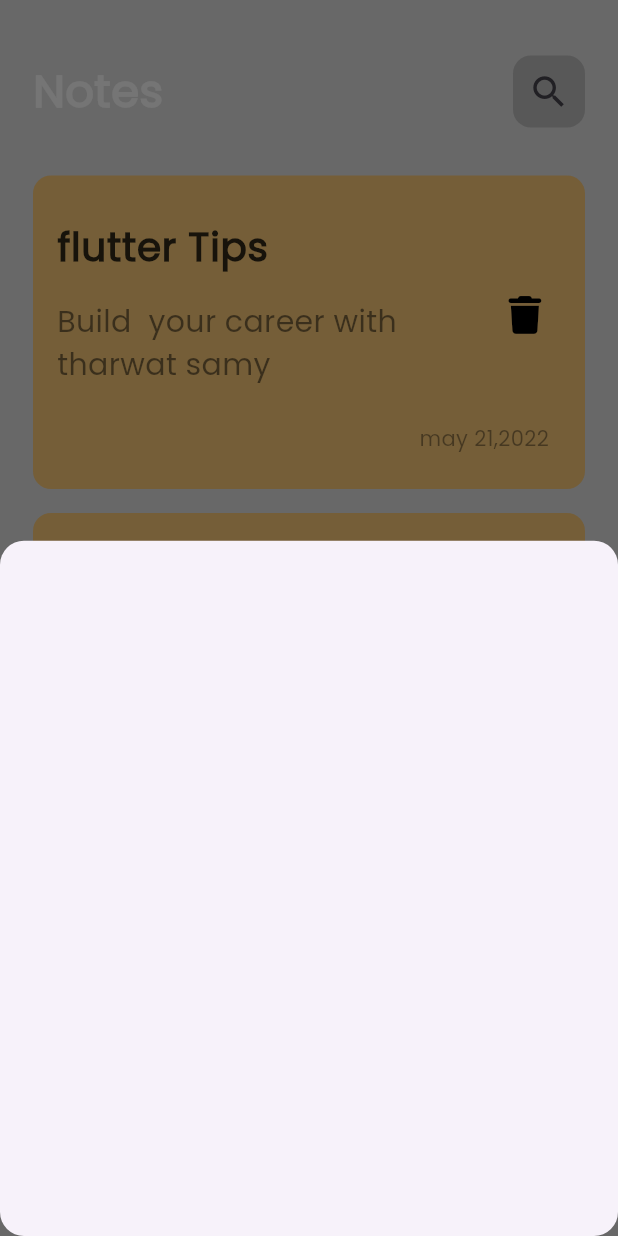
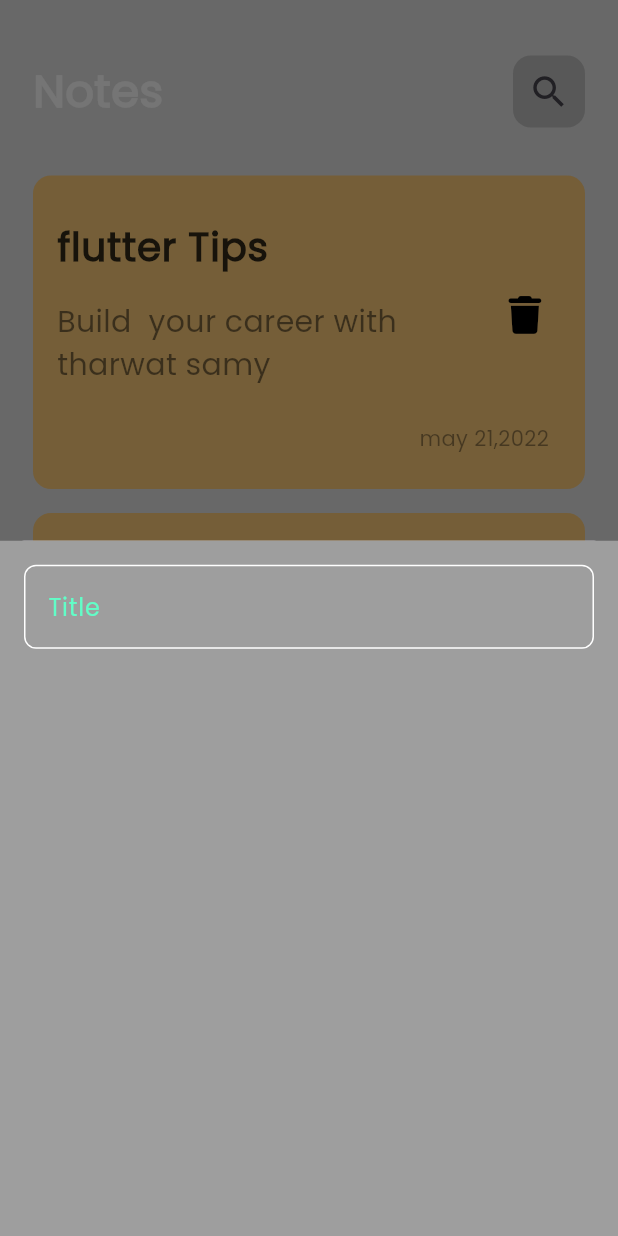
Before and after one commit to AAhmedTarekElshamy/notes_app, a Flutter app: the screen it shows after launch, after a tap on the "add" icon, on a phone screen of 412 x 824 dp. Run offline on Flutter 3.47's test engine with Material 3 defaults, Android fonts, the phone set to English and light mode, and no system bars; our stand-ins replace font_awesome_flutter.

Commit message:
create Custom Text Field

```diff
--- a/lib/views/widgets/add_note_bottom_sheet.dart
+++ b/lib/views/widgets/add_note_bottom_sheet.dart
@@ -1,11 +1,25 @@
 import 'package:flutter/material.dart';
+
+import 'custom_text_field.dart';
 class AddNoteBottomSheet extends StatelessWidget {
   const AddNoteBottomSheet({super.key});
 
   @override
   Widget build(BuildContext context) {
     return Container(
+      padding: const EdgeInsets.symmetric(horizontal: 16.0),
+      decoration: BoxDecoration(
+        color: Colors.grey,
+      ),
+      child: Column(
+        children: [
+          SizedBox(
+            height: 16,
+          ),
+          CustomTextField(),
+        ],
 
+      ),
     );
   }
 }
--- /dev/null
+++ b/lib/views/widgets/constants.dart
@@ -0,0 +1,3 @@
+ import 'package:flutter/material.dart';
+
+const  KPrimaryColor = Color(0xff62FDC7);
--- /dev/null
+++ b/lib/views/widgets/custom_text_field.dart
@@ -0,0 +1,28 @@
+import 'package:flutter/material.dart';
+
+import 'constants.dart';
+class CustomTextField extends StatelessWidget {
+  const CustomTextField({super.key});
+
+  @override
+  Widget build(BuildContext context) {
+    return TextField(
+      cursorColor: KPrimaryColor,
+      decoration: InputDecoration(
+        hintText: 'Title',
+        hintStyle:TextStyle(color: KPrimaryColor),
+        border:  buildBorder(),
+        enabledBorder: buildBorder(),
+        focusedBorder: buildBorder(KPrimaryColor),
+      ),
+    );
+  }
+}
+OutlineInputBorder buildBorder([color]){
+  return OutlineInputBorder(
+    borderRadius: BorderRadius.circular(8),
+    borderSide: BorderSide(
+      color:color ?? Colors.white,
+    )
+  );
+}
```
